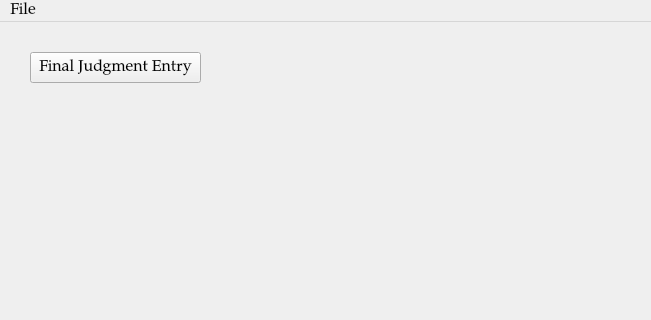
Old version of the form ui/MainWindow.ui in the repository HunterProgram22/MuniEntry; both pictures show x 0 to 651 and y 0 to 320 of the 651 by 600 pixel window.
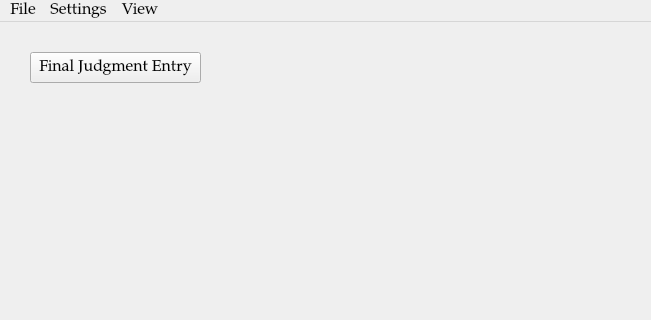
New version of the form.

Patch:
```diff
--- a/ui/MainWindow.ui
+++ b/ui/MainWindow.ui
@@ -40,7 +40,7 @@
      <x>0</x>
      <y>0</y>
      <width>651</width>
-     <height>28</height>
+     <height>21</height>
     </rect>
    </property>
    <widget class="QMenu" name="menuFile">
@@ -53,7 +53,20 @@
     <addaction name="separator"/>
     <addaction name="actionExit_2"/>
    </widget>
+   <widget class="QMenu" name="menuSettings">
+    <property name="title">
+     <string>Settings</string>
+    </property>
+    <addaction name="actionDialogs"/>
+   </widget>
+   <widget class="QMenu" name="menuView">
+    <property name="title">
+     <string>View</string>
+    </property>
+   </widget>
    <addaction name="menuFile"/>
+   <addaction name="menuSettings"/>
+   <addaction name="menuView"/>
   </widget>
   <widget class="QStatusBar" name="statusbar"/>
   <action name="actionOpen">
```
Left out of the diff: 10 changed lines with no effect on the pictures.
